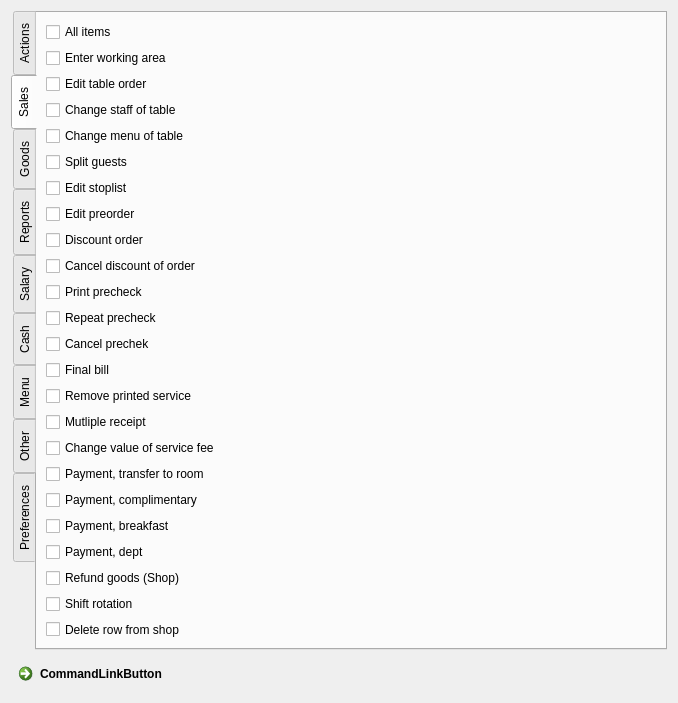
Before: the Qt Designer form FrontDesk/c5grouppermissionseditor.ui in End1-1/Cafe5, drawn with Qt 5.
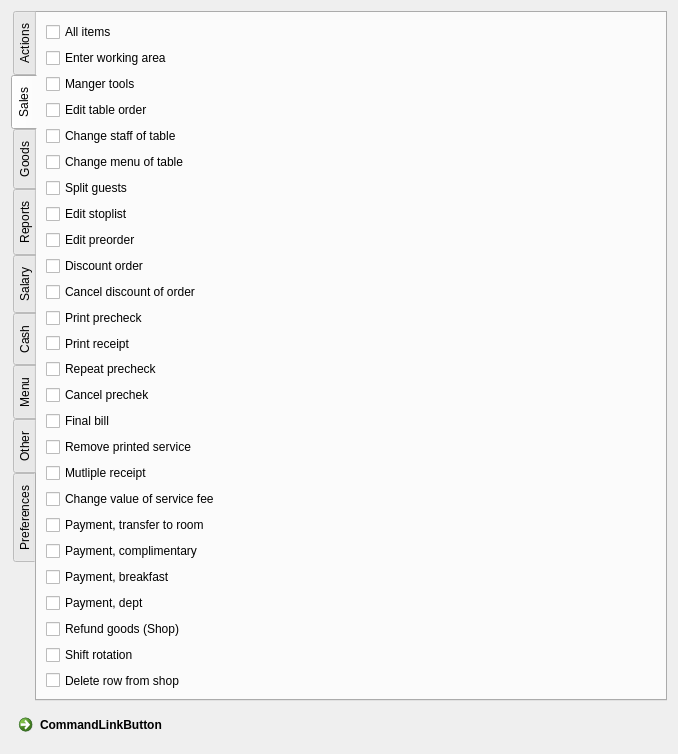
After: the same form once the commit is applied. The open tabs and pages were chosen to show the change. Custom widgets are drawn as their Qt base class.

```diff
--- a/FrontDesk/c5grouppermissionseditor.ui
+++ b/FrontDesk/c5grouppermissionseditor.ui
@@ -157,7 +157,17 @@
        <string>Sales</string>
       </attribute>
       <layout class="QGridLayout" name="gridLayout_3">
-       <item row="15" column="0">
+       <item row="20" column="0">
+        <widget class="C5CheckBox" name="checkBox_42">
+         <property name="text">
+          <string>Payment, complimentary</string>
+         </property>
+         <property name="Tag" stdset="0">
+          <number>505</number>
+         </property>
+        </widget>
+       </item>
+       <item row="17" column="0">
         <widget class="C5CheckBox" name="checkBox_9">
          <property name="text">
           <string>Mutliple receipt</string>
@@ -167,37 +177,17 @@
          </property>
         </widget>
        </item>
-       <item row="19" column="0">
-        <widget class="C5CheckBox" name="checkBox_43">
+       <item row="25" column="0">
+        <widget class="C5CheckBox" name="checkBox_74">
          <property name="text">
-          <string>Payment, breakfast</string>
+          <string>Delete row from shop</string>
          </property>
          <property name="Tag" stdset="0">
           <number>506</number>
          </property>
         </widget>
        </item>
-       <item row="17" column="0">
-        <widget class="C5CheckBox" name="checkBox_41">
-         <property name="text">
-          <string>Payment, transfer to room</string>
-         </property>
-         <property name="Tag" stdset="0">
-          <number>504</number>
-         </property>
-        </widget>
-       </item>
-       <item row="0" column="0">
-        <widget class="C5CheckBox" name="chWaiterAllItems">
-         <property name="text">
-          <string>All items</string>
-         </property>
-         <property name="Tag" stdset="0">
-          <number>500</number>
-         </property>
-        </widget>
-       </item>
-       <item row="7" column="0">
+       <item row="8" column="0">
         <widget class="C5CheckBox" name="checkBox_87">
          <property name="text">
           <string>Edit preorder</string>
@@ -207,10 +197,10 @@
          </property>
         </widget>
        </item>
-       <item row="3" column="0">
-        <widget class="C5CheckBox" name="checkBox_79">
+       <item row="7" column="0">
+        <widget class="C5CheckBox" name="checkBox_81">
          <property name="text">
-          <string>Change staff of table</string>
+          <string>Edit stoplist</string>
          </property>
          <property name="Tag" stdset="0">
           <number>516</number>
@@ -218,16 +208,6 @@
         </widget>
        </item>
        <item row="23" column="0">
-        <widget class="C5CheckBox" name="checkBox_74">
-         <property name="text">
-          <string>Delete row from shop</string>
-         </property>
-         <property name="Tag" stdset="0">
-          <number>510</number>
-         </property>
-        </widget>
-       </item>
-       <item row="21" column="0">
         <widget class="C5CheckBox" name="checkBox_54">
          <property name="text">
           <string>Refund goods (Shop)</string>
@@ -237,37 +217,7 @@
          </property>
         </widget>
        </item>
-       <item row="20" column="0">
-        <widget class="C5CheckBox" name="checkBox_44">
-         <property name="text">
-          <string>Payment, dept</string>
-         </property>
-         <property name="Tag" stdset="0">
-          <number>507</number>
-         </property>
-        </widget>
-       </item>
-       <item row="22" column="0">
-        <widget class="C5CheckBox" name="checkBox_60">
-         <property name="text">
-          <string>Shift rotation</string>
-         </property>
-         <property name="Tag" stdset="0">
-          <number>509</number>
-         </property>
-        </widget>
-       </item>
-       <item row="4" column="0">
-        <widget class="C5CheckBox" name="checkBox_80">
-         <property name="text">
-          <string>Change menu of table</string>
-         </property>
-         <property name="Tag" stdset="0">
-          <number>517</number>
-         </property>
-        </widget>
-       </item>
-       <item row="10" column="0">
+       <item row="11" column="0">
         <widget class="C5CheckBox" name="checkBox_84">
          <property name="text">
           <string>Print precheck</string>
@@ -277,57 +227,37 @@
          </property>
         </widget>
        </item>
-       <item row="1" column="0">
-        <widget class="C5CheckBox" name="checkBox_77">
+       <item row="24" column="0">
+        <widget class="C5CheckBox" name="checkBox_60">
          <property name="text">
-          <string>Enter working area</string>
+          <string>Shift rotation</string>
          </property>
          <property name="Tag" stdset="0">
-          <number>515</number>
-         </property>
-        </widget>
-       </item>
-       <item row="9" column="0">
-        <widget class="C5CheckBox" name="checkBox_83">
-         <property name="text">
-          <string>Cancel discount of order</string>
-         </property>
-         <property name="Tag" stdset="0">
-          <number>521</number>
-         </property>
-        </widget>
-       </item>
-       <item row="18" column="0">
-        <widget class="C5CheckBox" name="checkBox_42">
-         <property name="text">
-          <string>Payment, complimentary</string>
-         </property>
-         <property name="Tag" stdset="0">
-          <number>505</number>
+          <number>509</number>
          </property>
         </widget>
        </item>
        <item row="2" column="0">
-        <widget class="C5CheckBox" name="checkBox_78">
+        <widget class="C5CheckBox" name="checkBox_89">
          <property name="text">
-          <string>Edit table order</string>
+          <string>Manger tools</string>
          </property>
          <property name="Tag" stdset="0">
           <number>526</number>
          </property>
         </widget>
        </item>
-       <item row="6" column="0">
-        <widget class="C5CheckBox" name="checkBox_81">
+       <item row="16" column="0">
+        <widget class="C5CheckBox" name="checkBox_10">
          <property name="text">
-          <string>Edit stoplist</string>
+          <string>Remove printed service</string>
          </property>
          <property name="Tag" stdset="0">
           <number>518</number>
          </property>
         </widget>
        </item>
-       <item row="12" column="0">
+       <item row="14" column="0">
         <widget class="C5CheckBox" name="checkBox_86">
          <property name="text">
           <string>Cancel prechek</string>
@@ -337,7 +267,50 @@
          </property>
         </widget>
        </item>
-       <item row="8" column="0">
+       <item row="21" column="0">
+        <widget class="C5CheckBox" name="checkBox_43">
+         <property name="text">
+          <string>Payment, breakfast</string>
+         </property>
+         <property name="Tag" stdset="0">
+          <number>506</number>
+         </property>
+        </widget>
+       </item>
+       <item row="10" column="0">
+        <widget class="C5CheckBox" name="checkBox_83">
+         <property name="text">
+          <string>Cancel discount of order</string>
+         </property>
+         <property name="Tag" stdset="0">
+          <number>521</number>
+         </property>
+        </widget>
+       </item>
+       <item row="22" column="0">
+        <widget class="C5CheckBox" name="checkBox_44">
+         <property name="text">
+          <string>Payment, dept</string>
+         </property>
+         <property name="Tag" stdset="0">
+          <number>507</number>
+         </property>
+        </widget>
+       </item>
+       <item row="26" column="0">
+        <spacer name="verticalSpacer_3">
+         <property name="orientation">
+          <enum>Qt::Vertical</enum>
+         </property>
+         <property name="sizeHint" stdset="0">
+          <size>
+           <width>20</width>
+           <height>544</height>
+          </size>
+         </property>
+        </spacer>
+       </item>
+       <item row="9" column="0">
         <widget class="C5CheckBox" name="checkBox_82">
          <property name="text">
           <string>Discount order</string>
@@ -347,30 +320,7 @@
          </property>
         </widget>
        </item>
-       <item row="24" column="0">
-        <spacer name="verticalSpacer_3">
-         <property name="orientation">
-          <enum>Qt::Vertical</enum>
-         </property>
-         <property name="sizeHint" stdset="0">
-          <size>
-           <width>20</width>
-           <height>544</height>
-          </size>
-         </property>
-        </spacer>
-       </item>
-       <item row="13" column="0">
-        <widget class="C5CheckBox" name="checkBox_88">
-         <property name="text">
-          <string>Final bill</string>
-         </property>
-         <property name="Tag" stdset="0">
-          <number>525</number>
-         </property>
-        </widget>
-       </item>
-       <item row="16" column="0">
+       <item row="18" column="0">
         <widget class="C5CheckBox" name="checkBox_39">
          <property name="text">
           <string>Change value of service fee</string>
@@ -380,27 +330,27 @@
          </property>
         </widget>
        </item>
-       <item row="14" column="0">
-        <widget class="C5CheckBox" name="checkBox_10">
+       <item row="0" column="0">
+        <widget class="C5CheckBox" name="chWaiterAllItems">
          <property name="text">
-          <string>Remove printed service</string>
+          <string>All items</string>
          </property>
          <property name="Tag" stdset="0">
           <number>502</number>
          </property>
         </widget>
        </item>
-       <item row="11" column="0">
-        <widget class="C5CheckBox" name="checkBox_85">
+       <item row="4" column="0">
+        <widget class="C5CheckBox" name="checkBox_79">
          <property name="text">
-          <string>Repeat precheck</string>
+          <string>Change staff of table</string>
          </property>
          <property name="Tag" stdset="0">
           <number>524</number>
          </property>
         </widget>
        </item>
-       <item row="5" column="0">
+       <item row="6" column="0">
         <widget class="C5CheckBox" name="checkBox_179">
          <property name="text">
           <string>Split guests</string>
@@ -410,6 +360,76 @@
          </property>
         </widget>
        </item>
+       <item row="19" column="0">
+        <widget class="C5CheckBox" name="checkBox_41">
+         <property name="text">
+          <string>Payment, transfer to room</string>
+         </property>
+         <property name="Tag" stdset="0">
+          <number>504</number>
+         </property>
+        </widget>
+       </item>
+       <item row="13" column="0">
+        <widget class="C5CheckBox" name="checkBox_85">
+         <property name="text">
+          <string>Repeat precheck</string>
+         </property>
+         <property name="Tag" stdset="0">
+          <number>524</number>
+         </property>
+        </widget>
+       </item>
+       <item row="3" column="0">
+        <widget class="C5CheckBox" name="checkBox_78">
+         <property name="text">
+          <string>Edit table order</string>
+         </property>
+         <property name="Tag" stdset="0">
+          <number>526</number>
+         </property>
+        </widget>
+       </item>
+       <item row="15" column="0">
+        <widget class="C5CheckBox" name="checkBox_88">
+         <property name="text">
+          <string>Final bill</string>
+         </property>
+         <property name="Tag" stdset="0">
+          <number>525</number>
+         </property>
+        </widget>
+       </item>
+       <item row="5" column="0">
+        <widget class="C5CheckBox" name="checkBox_80">
+         <property name="text">
+          <string>Change menu of table</string>
+         </property>
+         <property name="Tag" stdset="0">
+          <number>517</number>
+         </property>
+        </widget>
+       </item>
+       <item row="1" column="0">
+        <widget class="C5CheckBox" name="checkBox_77">
+         <property name="text">
+          <string>Enter working area</string>
+         </property>
+         <property name="Tag" stdset="0">
+          <number>515</number>
+         </property>
+        </widget>
+       </item>
+       <item row="12" column="0">
+        <widget class="C5CheckBox" name="checkBox_90">
+         <property name="text">
+          <string>Print receipt</string>
+         </property>
+         <property name="Tag" stdset="0">
+          <number>529</number>
+         </property>
+        </widget>
+       </item>
       </layout>
      </widget>
      <widget class="QWidget" name="tab_6">
```
Left out of the diff: 14 changed lines with no effect on the pictures.
